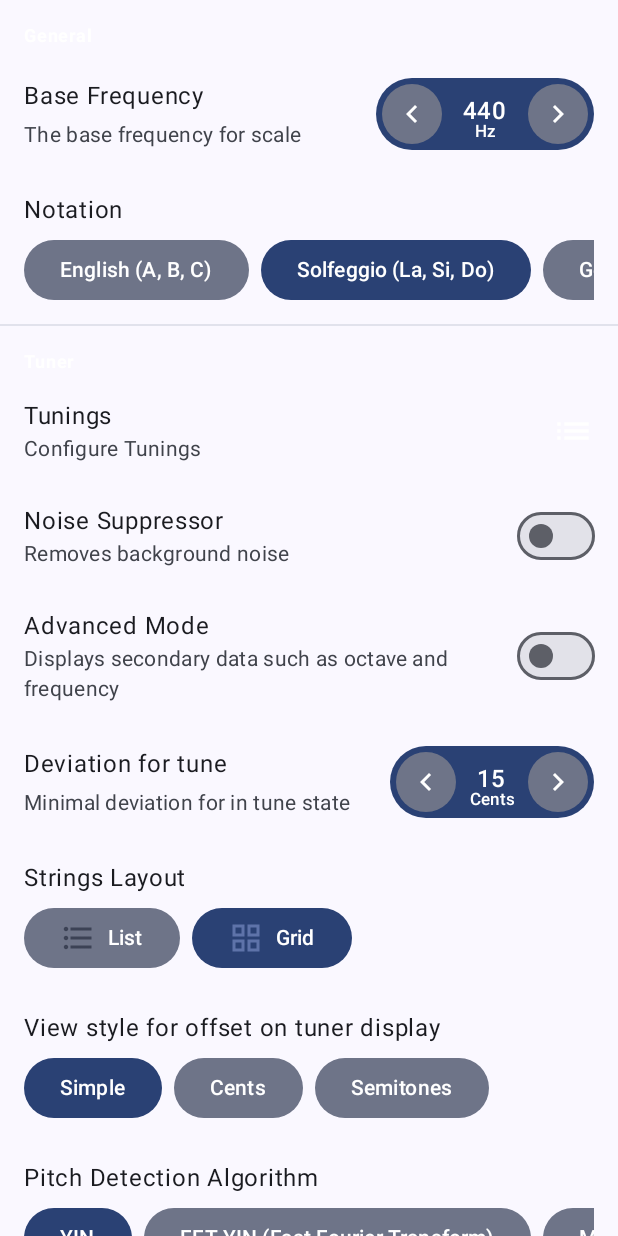
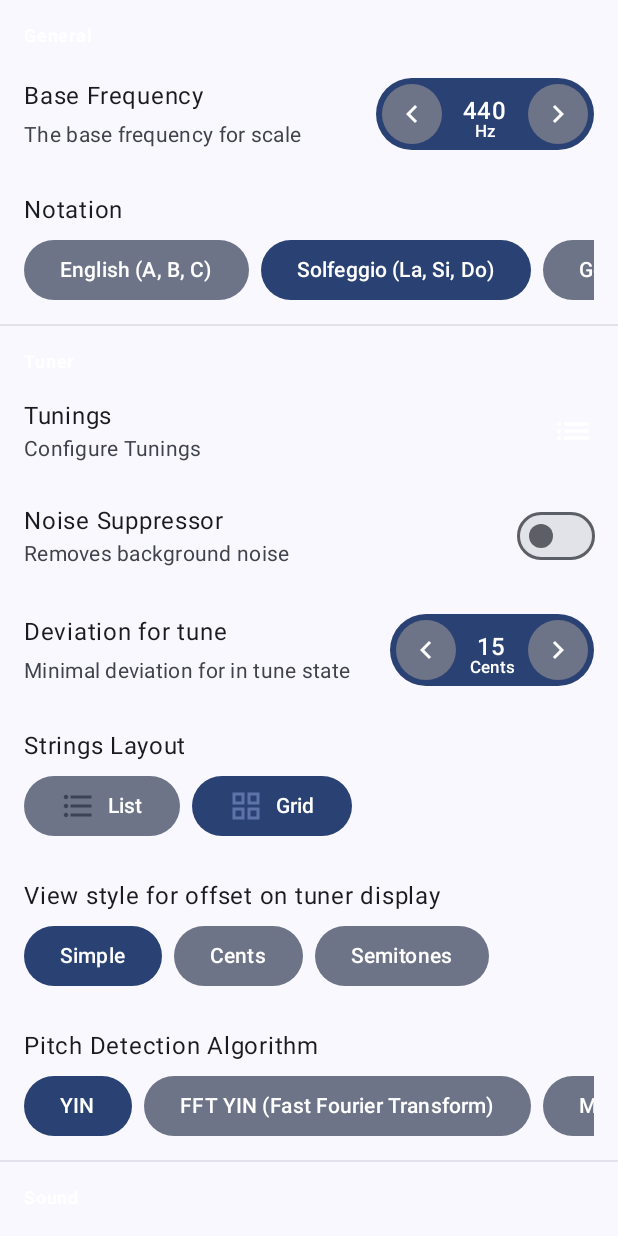
Before and after one commit to GitaristErik/GuitarTuner, an Android app built with Jetpack Compose: the @Preview function Preview, on a phone screen of 412 x 824 dp. Run offline under Robolectric (Android 15) with nearby library versions, the phone set to English and light mode, and no system bars; our stand-ins replace window size class; libraries missing offline, so code that uses them is left out: com.rohankhayech.android.

Commit message:
Hide 2 settings param (tunerUseAdvancedMode and themeUseFullBlackTheme)

```diff
--- a/app/src/main/java/com/example/guitartuner/domain/entity/settings/Settings.kt
+++ b/app/src/main/java/com/example/guitartuner/domain/entity/settings/Settings.kt
@@ -15,7 +15,7 @@ data class Settings(
     val generalNotation: Notation,
     val generalBaseFrequency: Int,
 
-    val tunerUseAdvancedMode: Boolean,
+//    val tunerUseAdvancedMode: Boolean,
     val tunerEnableNoiseSuppressor: Boolean,
     val tunerMinDeviation: Int = 15,
     val tunerStringLayout: StringLayout,
@@ -25,7 +25,7 @@ data class Settings(
     val soundPlaySoundInTune: Boolean,
     val soundPlaySoundOnSelect: Boolean,
 
-    val themeUseFullBlackTheme: Boolean,
+//    val themeUseFullBlackTheme: Boolean,
 //    val accidental: AccidentalOption,
 //    val deviationPrecision: DeviationPrecisionOption
 ) {
@@ -89,14 +89,14 @@ data class Settings(
         fun previewSettings(): Settings = Settings(
             generalNotation = Notation.Solfeggio,
             generalBaseFrequency = 440,
-            tunerUseAdvancedMode = false,
+//            tunerUseAdvancedMode = false,
             tunerEnableNoiseSuppressor = false,
             tunerStringLayout = StringLayout.GRID,
             tunerDisplayType = TunerDisplayType.SIMPLE,
             tunerMinDeviation = 15,
             soundPlaySoundInTune = true,
             soundPlaySoundOnSelect = true,
-            themeUseFullBlackTheme = true,
+//            themeUseFullBlackTheme = true,
             tunerPitchDetectionAlgorithm = TunerPitchDetectionAlgorithm.YIN
         )
     }
--- a/app/src/main/java/com/example/guitartuner/ui/settings/SettingsScreen.kt
+++ b/app/src/main/java/com/example/guitartuner/ui/settings/SettingsScreen.kt
@@ -95,12 +95,12 @@ private fun SettingsScreenBody(
             checked = settings.tunerEnableNoiseSuppressor,
             onChanged = { updateSettings(settings.copy(tunerEnableNoiseSuppressor = !settings.tunerEnableNoiseSuppressor)) }
         )
-        SettingsComponents.PreferenceSwitch(
+/*        SettingsComponents.PreferenceSwitch(
             title = stringResource(R.string.settings_advanced_mode),
             subtitle = stringResource(R.string.settings_advanced_mode_desc),
             checked = settings.tunerUseAdvancedMode,
             onChanged = { updateSettings(settings.copy(tunerUseAdvancedMode = !settings.tunerUseAdvancedMode)) }
-        )
+        )*/
         SettingsComponents.PreferenceNumberInput(
             title = stringResource(R.string.settings_tuner_deviation),
             subtitle = stringResource(R.string.settings_tuner_deviation_desc),
@@ -150,15 +150,15 @@ private fun SettingsScreenBody(
 
         // ---------------
         // Theme preferences
-        SectionLabel(title = stringResource(R.string.settings_theme))
-
-        SettingsComponents.PreferenceSwitch(
-            title = stringResource(R.string.settings_use_black_theme),
-            subtitle = stringResource(R.string.settings_use_black_theme_desc),
-            checked = settings.themeUseFullBlackTheme,
-            onChanged = { updateSettings(settings.copy(themeUseFullBlackTheme = !settings.themeUseFullBlackTheme)) }
-        )
-        Divider(color = MaterialTheme.colorScheme.surfaceVariant)
+//        SectionLabel(title = stringResource(R.string.settings_theme))
+//
+//        SettingsComponents.PreferenceSwitch(
+//            title = stringResource(R.string.settings_use_black_theme),
+//            subtitle = stringResource(R.string.settings_use_black_theme_desc),
+//            checked = settings.themeUseFullBlackTheme,
+//            onChanged = { updateSettings(settings.copy(themeUseFullBlackTheme = !settings.themeUseFullBlackTheme)) }
+//        )
+//        Divider(color = MaterialTheme.colorScheme.surfaceVariant)
         // ---------------
 
         // About
@@ -180,8 +180,8 @@ private fun Preview() {
     PreviewWrapper {
         SettingsScreenBody(
             settings = Settings(
-                tunerUseAdvancedMode = false,
-                themeUseFullBlackTheme = true,
+//                tunerUseAdvancedMode = false,
+//                themeUseFullBlackTheme = true,
                 soundPlaySoundInTune = true,
                 soundPlaySoundOnSelect = true,
                 tunerEnableNoiseSuppressor = false,
```
Also changed, not shown: app/src/main/java/com/example/guitartuner/data/settings/SettingsManager.kt (+8 -8 lines).
